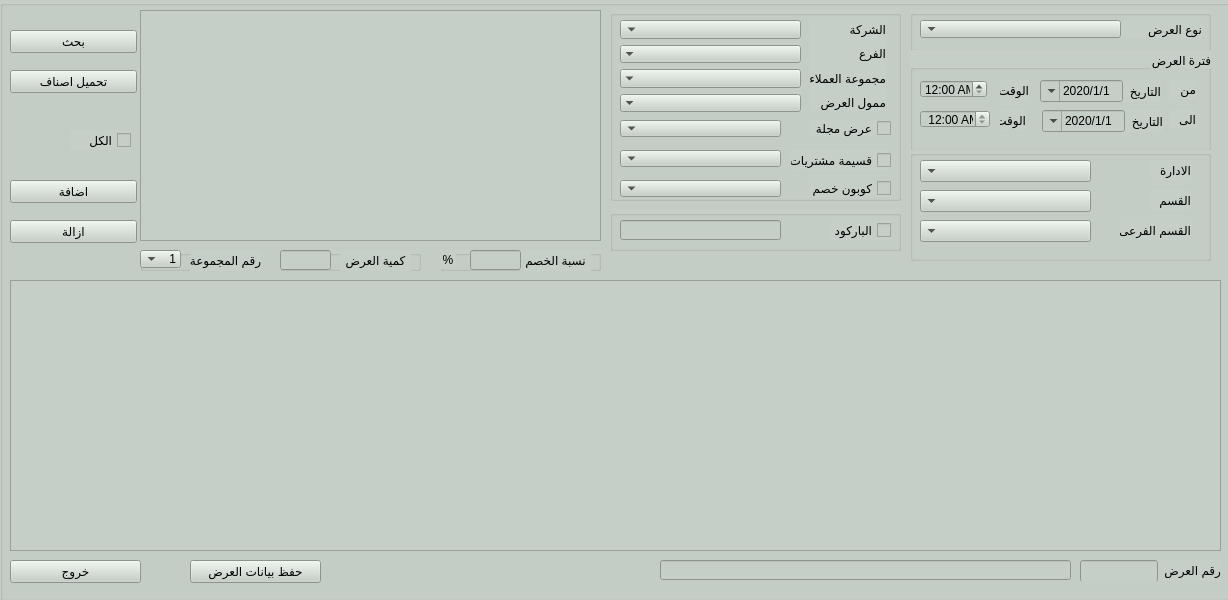
Above: presentation/promotion_ui/Promotion_create.ui from shymaa123456/HyperPOS2020 before the change. Below: the same form after it.
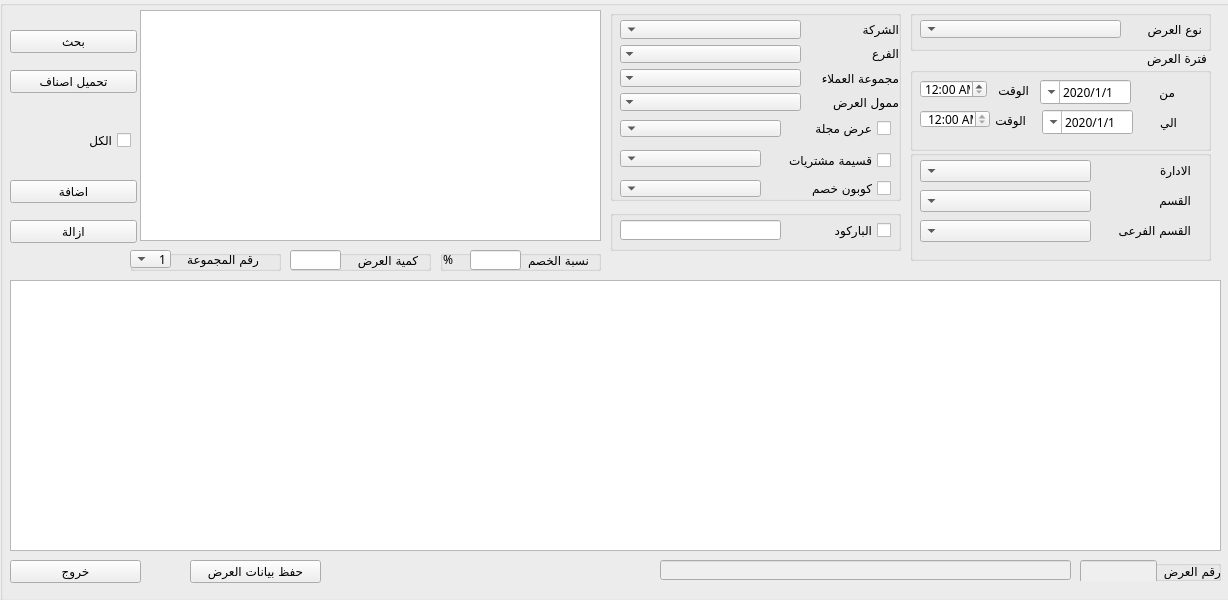
That is the form after the change.

Diff of the .ui file:
```diff
--- a/presentation/promotion_ui/Promotion_create.ui
+++ b/presentation/promotion_ui/Promotion_create.ui
@@ -40,6 +40,12 @@
      <height>2</height>
     </rect>
    </property>
+   <property name="font">
+    <font>
+     <family>29LT Bukra Regular</family>
+     <pointsize>9</pointsize>
+    </font>
+   </property>
    <layout class="QGridLayout" name="gridLayout_2"/>
   </widget>
   <widget class="QGroupBox" name="groupBox">
@@ -53,7 +59,8 @@
    </property>
    <property name="font">
     <font>
-     <pointsize>10</pointsize>
+     <family>29LT Bukra Regular</family>
+     <pointsize>9</pointsize>
      <weight>50</weight>
      <bold>false</bold>
     </font>
@@ -62,9 +69,7 @@
     <enum>Qt::RightToLeft</enum>
    </property>
    <property name="styleSheet">
-    <string notr="true">
-                    background-color: rgb(198, 207, 199);
-                </string>
+    <string notr="true"/>
    </property>
    <property name="title">
     <string/>
@@ -78,6 +83,14 @@
       <height>191</height>
      </rect>
     </property>
+    <property name="font">
+     <font>
+      <family>29LT Bukra Regular</family>
+      <pointsize>9</pointsize>
+      <weight>50</weight>
+      <bold>false</bold>
+     </font>
+    </property>
     <property name="title">
      <string/>
     </property>
@@ -87,12 +100,28 @@
        <x>10</x>
        <y>10</y>
        <width>181</width>
-       <height>92</height>
+       <height>91</height>
       </rect>
      </property>
+     <property name="font">
+      <font>
+       <family>29LT Bukra Regular</family>
+       <pointsize>9</pointsize>
+       <weight>50</weight>
+       <bold>false</bold>
+      </font>
+     </property>
      <layout class="QVBoxLayout" name="verticalLayout_3">
       <item>
        <widget class="QComboBox" name="Qcombo_company">
+        <property name="font">
+         <font>
+          <family>29LT Bukra Regular</family>
+          <pointsize>9</pointsize>
+          <weight>50</weight>
+          <bold>false</bold>
+         </font>
+        </property>
         <property name="layoutDirection">
          <enum>Qt::RightToLeft</enum>
         </property>
@@ -100,6 +129,14 @@
       </item>
       <item>
        <widget class="QComboBox" name="Qcombo_branch">
+        <property name="font">
+         <font>
+          <family>29LT Bukra Regular</family>
+          <pointsize>9</pointsize>
+          <weight>50</weight>
+          <bold>false</bold>
+         </font>
+        </property>
         <property name="frame">
          <bool>false</bool>
         </property>
@@ -107,6 +144,14 @@
       </item>
       <item>
        <widget class="QComboBox" name="Qcombo_cust_group">
+        <property name="font">
+         <font>
+          <family>29LT Bukra Regular</family>
+          <pointsize>9</pointsize>
+          <weight>50</weight>
+          <bold>false</bold>
+         </font>
+        </property>
         <property name="frame">
          <bool>false</bool>
         </property>
@@ -114,6 +159,14 @@
       </item>
       <item>
        <widget class="QComboBox" name="Qcombo_sponsor">
+        <property name="font">
+         <font>
+          <family>29LT Bukra Regular</family>
+          <pointsize>9</pointsize>
+          <weight>50</weight>
+          <bold>false</bold>
+         </font>
+        </property>
         <property name="frame">
          <bool>false</bool>
         </property>
@@ -124,15 +177,31 @@
     <widget class="QWidget" name="layoutWidget">
      <property name="geometry">
       <rect>
-       <x>200</x>
+       <x>190</x>
        <y>10</y>
-       <width>76</width>
+       <width>99</width>
        <height>91</height>
       </rect>
      </property>
+     <property name="font">
+      <font>
+       <family>29LT Bukra Regular</family>
+       <pointsize>9</pointsize>
+       <weight>50</weight>
+       <bold>false</bold>
+      </font>
+     </property>
      <layout class="QVBoxLayout" name="verticalLayout_2">
       <item>
        <widget class="QLabel" name="label_4">
+        <property name="font">
+         <font>
+          <family>29LT Bukra Regular</family>
+          <pointsize>9</pointsize>
+          <weight>50</weight>
+          <bold>false</bold>
+         </font>
+        </property>
         <property name="text">
          <string>الشركة</string>
         </property>
@@ -140,6 +209,14 @@
       </item>
       <item>
        <widget class="QLabel" name="label_11">
+        <property name="font">
+         <font>
+          <family>29LT Bukra Regular</family>
+          <pointsize>9</pointsize>
+          <weight>50</weight>
+          <bold>false</bold>
+         </font>
+        </property>
         <property name="text">
          <string>الفرع</string>
         </property>
@@ -147,6 +224,14 @@
       </item>
       <item>
        <widget class="QLabel" name="label_5">
+        <property name="font">
+         <font>
+          <family>29LT Bukra Regular</family>
+          <pointsize>9</pointsize>
+          <weight>50</weight>
+          <bold>false</bold>
+         </font>
+        </property>
         <property name="text">
          <string>مجموعة العملاء</string>
         </property>
@@ -154,6 +239,14 @@
       </item>
       <item>
        <widget class="QLabel" name="label_6">
+        <property name="font">
+         <font>
+          <family>29LT Bukra Regular</family>
+          <pointsize>9</pointsize>
+          <weight>50</weight>
+          <bold>false</bold>
+         </font>
+        </property>
         <property name="text">
          <string>ممول العرض</string>
         </property>
@@ -170,6 +263,14 @@
        <height>17</height>
       </rect>
      </property>
+     <property name="font">
+      <font>
+       <family>29LT Bukra Regular</family>
+       <pointsize>9</pointsize>
+       <weight>50</weight>
+       <bold>false</bold>
+      </font>
+     </property>
      <property name="layoutDirection">
       <enum>Qt::RightToLeft</enum>
      </property>
@@ -186,16 +287,32 @@
        <height>17</height>
       </rect>
      </property>
+     <property name="font">
+      <font>
+       <family>29LT Bukra Regular</family>
+       <pointsize>9</pointsize>
+       <weight>50</weight>
+       <bold>false</bold>
+      </font>
+     </property>
     </widget>
     <widget class="QCheckBox" name="QcheckBox_magazine_3">
      <property name="geometry">
       <rect>
-       <x>180</x>
+       <x>160</x>
        <y>140</y>
-       <width>101</width>
+       <width>121</width>
        <height>20</height>
       </rect>
      </property>
+     <property name="font">
+      <font>
+       <family>29LT Bukra Regular</family>
+       <pointsize>9</pointsize>
+       <weight>50</weight>
+       <bold>false</bold>
+      </font>
+     </property>
      <property name="layoutDirection">
       <enum>Qt::RightToLeft</enum>
      </property>
@@ -208,10 +325,18 @@
       <rect>
        <x>10</x>
        <y>140</y>
-       <width>161</width>
+       <width>141</width>
        <height>17</height>
       </rect>
      </property>
+     <property name="font">
+      <font>
+       <family>29LT Bukra Regular</family>
+       <pointsize>9</pointsize>
+       <weight>50</weight>
+       <bold>false</bold>
+      </font>
+     </property>
     </widget>
     <widget class="QCheckBox" name="QcheckBox_magazine_4">
      <property name="geometry">
@@ -222,6 +347,14 @@
        <height>17</height>
       </rect>
      </property>
+     <property name="font">
+      <font>
+       <family>29LT Bukra Regular</family>
+       <pointsize>9</pointsize>
+       <weight>50</weight>
+       <bold>false</bold>
+      </font>
+     </property>
      <property name="layoutDirection">
       <enum>Qt::RightToLeft</enum>
      </property>
@@ -234,10 +367,18 @@
       <rect>
        <x>10</x>
        <y>170</y>
-       <width>161</width>
+       <width>141</width>
        <height>17</height>
       </rect>
      </property>
+     <property name="font">
+      <font>
+       <family>29LT Bukra Regular</family>
+       <pointsize>9</pointsize>
+       <weight>50</weight>
+       <bold>false</bold>
+      </font>
+     </property>
     </widget>
    </widget>
    <widget class="QGroupBox" name="groupBox_4">
@@ -249,6 +390,14 @@
       <height>41</height>
      </rect>
     </property>
+    <property name="font">
+     <font>
+      <family>29LT Bukra Regular</family>
+      <pointsize>9</pointsize>
+      <weight>50</weight>
+      <bold>false</bold>
+     </font>
+    </property>
     <property name="layoutDirection">
      <enum>Qt::RightToLeft</enum>
     </property>
@@ -264,6 +413,14 @@
        <height>18</height>
       </rect>
      </property>
+     <property name="font">
+      <font>
+       <family>29LT Bukra Regular</family>
+       <pointsize>9</pointsize>
+       <weight>50</weight>
+       <bold>false</bold>
+      </font>
+     </property>
      <property name="text">
       <string>نوع العرض</string>
      </property>
@@ -277,6 +434,14 @@
        <height>18</height>
       </rect>
      </property>
+     <property name="font">
+      <font>
+       <family>29LT Bukra Regular</family>
+       <pointsize>9</pointsize>
+       <weight>50</weight>
+       <bold>false</bold>
+      </font>
+     </property>
      <property name="layoutDirection">
       <enum>Qt::RightToLeft</enum>
      </property>
@@ -294,6 +459,14 @@
       <height>101</height>
      </rect>
     </property>
+    <property name="font">
+     <font>
+      <family>29LT Bukra Regular</family>
+      <pointsize>9</pointsize>
+      <weight>50</weight>
+      <bold>false</bold>
+     </font>
+    </property>
     <property name="layoutDirection">
      <enum>Qt::RightToLeft</enum>
     </property>
@@ -305,20 +478,44 @@
       <rect>
        <x>130</x>
        <y>30</y>
-       <width>121</width>
-       <height>22</height>
+       <width>135</width>
+       <height>24</height>
       </rect>
      </property>
+     <property name="font">
+      <font>
+       <family>29LT Bukra Regular</family>
+       <pointsize>9</pointsize>
+       <weight>50</weight>
+       <bold>false</bold>
+      </font>
+     </property>
      <layout class="QHBoxLayout" name="horizontalLayout">
       <item>
        <widget class="QLabel" name="label_3">
+        <property name="font">
+         <font>
+          <family>29LT Bukra Regular</family>
+          <pointsize>9</pointsize>
+          <weight>50</weight>
+          <bold>false</bold>
+         </font>
+        </property>
         <property name="text">
-         <string>التاريخ</string>
+         <string>من</string>
         </property>
        </widget>
       </item>
       <item>
        <widget class="QDateTimeEdit" name="Qdate_from">
+        <property name="font">
+         <font>
+          <family>29LT Bukra Regular</family>
+          <pointsize>9</pointsize>
+          <weight>50</weight>
+          <bold>false</bold>
+         </font>
+        </property>
         <property name="layoutDirection">
          <enum>Qt::RightToLeft</enum>
         </property>
@@ -342,51 +539,49 @@
       </item>
      </layout>
     </widget>
-    <widget class="QLabel" name="label_9">
-     <property name="geometry">
-      <rect>
-       <x>260</x>
-       <y>30</y>
-       <width>26</width>
-       <height>19</height>
-      </rect>
-     </property>
-     <property name="text">
-      <string>من</string>
-     </property>
-    </widget>
-    <widget class="QLabel" name="label_10">
-     <property name="geometry">
-      <rect>
-       <x>260</x>
-       <y>60</y>
-       <width>26</width>
-       <height>19</height>
-      </rect>
-     </property>
-     <property name="text">
-      <string>الى</string>
-     </property>
-    </widget>
     <widget class="QWidget" name="layoutWidget_2">
      <property name="geometry">
       <rect>
        <x>132</x>
        <y>60</y>
-       <width>121</width>
-       <height>22</height>
+       <width>135</width>
+       <height>24</height>
       </rect>
      </property>
+     <property name="font">
+      <font>
+       <family>29LT Bukra Regular</family>
+       <pointsize>9</pointsize>
+       <weight>50</weight>
+       <bold>false</bold>
+      </font>
+     </property>
      <layout class="QHBoxLayout" name="horizontalLayout_2">
       <item>
        <widget class="QLabel" name="label_8">
+        <property name="font">
+         <font>
+          <family>29LT Bukra Regular</family>
+          <pointsize>9</pointsize>
+          <weight>50</weight>
+          <bold>false</bold>
+         </font>
+        </property>
         <property name="text">
-         <string>التاريخ</string>
+         <string>الي</string>
         </property>
        </widget>
       </item>
       <item>
        <widget class="QDateTimeEdit" name="Qdate_to">
+        <property name="font">
+         <font>
+          <family>29LT Bukra Regular</family>
+          <pointsize>9</pointsize>
+          <weight>50</weight>
+          <bold>false</bold>
+         </font>
+        </property>
         <property name="minimumDateTime">
          <datetime>
           <hour>0</hour>
@@ -416,6 +611,14 @@
        <height>18</height>
       </rect>
      </property>
+     <property name="font">
+      <font>
+       <family>29LT Bukra Regular</family>
+       <pointsize>9</pointsize>
+       <weight>50</weight>
+       <bold>false</bold>
+      </font>
+     </property>
      <property name="tabletTracking">
       <bool>true</bool>
      </property>
@@ -435,12 +638,20 @@
     <widget class="QLabel" name="label_7">
      <property name="geometry">
       <rect>
-       <x>90</x>
+       <x>75</x>
        <y>60</y>
-       <width>26</width>
+       <width>41</width>
        <height>20</height>
       </rect>
      </property>
+     <property name="font">
+      <font>
+       <family>29LT Bukra Regular</family>
+       <pointsize>9</pointsize>
+       <weight>50</weight>
+       <bold>false</bold>
+      </font>
+     </property>
      <property name="text">
       <string>الوقت</string>
      </property>
@@ -448,12 +659,20 @@
     <widget class="QLabel" name="label_2">
      <property name="geometry">
       <rect>
-       <x>90</x>
+       <x>78</x>
        <y>30</y>
-       <width>29</width>
+       <width>41</width>
        <height>20</height>
       </rect>
      </property>
+     <property name="font">
+      <font>
+       <family>29LT Bukra Regular</family>
+       <pointsize>9</pointsize>
+       <weight>50</weight>
+       <bold>false</bold>
+      </font>
+     </property>
      <property name="text">
       <string>الوقت</string>
      </property>
@@ -467,6 +686,14 @@
        <height>18</height>
       </rect>
      </property>
+     <property name="font">
+      <font>
+       <family>29LT Bukra Regular</family>
+       <pointsize>9</pointsize>
+       <weight>50</weight>
+       <bold>false</bold>
+      </font>
+     </property>
      <property name="layoutDirection">
       <enum>Qt::LeftToRight</enum>
      </property>
@@ -490,6 +717,14 @@
       <height>21</height>
      </rect>
     </property>
+    <property name="font">
+     <font>
+      <family>29LT Bukra Regular</family>
+      <pointsize>9</pointsize>
+      <weight>50</weight>
+      <bold>false</bold>
+     </font>
+    </property>
     <property name="layoutDirection">
      <enum>Qt::RightToLeft</enum>
     </property>
@@ -502,12 +737,28 @@
        <x>0</x>
        <y>0</y>
        <width>141</width>
-       <height>22</height>
+       <height>24</height>
       </rect>
      </property>
+     <property name="font">
+      <font>
+       <family>29LT Bukra Regular</family>
+       <pointsize>9</pointsize>
+       <weight>50</weight>
+       <bold>false</bold>
+      </font>
+     </property>
      <layout class="QHBoxLayout" name="horizontalLayout_3">
       <item alignment="Qt::AlignVCenter">
        <widget class="QLabel" name="label_12">
+        <property name="font">
+         <font>
+          <family>29LT Bukra Regular</family>
+          <pointsize>9</pointsize>
+          <weight>50</weight>
+          <bold>false</bold>
+         </font>
+        </property>
         <property name="text">
          <string>رقم العرض</string>
         </property>
@@ -518,6 +769,14 @@
         <property name="enabled">
          <bool>false</bool>
         </property>
+        <property name="font">
+         <font>
+          <family>29LT Bukra Regular</family>
+          <pointsize>9</pointsize>
+          <weight>50</weight>
+          <bold>false</bold>
+         </font>
+        </property>
        </widget>
       </item>
      </layout>
@@ -532,6 +791,14 @@
       <height>111</height>
      </rect>
     </property>
+    <property name="font">
+     <font>
+      <family>29LT Bukra Regular</family>
+      <pointsize>9</pointsize>
+      <weight>50</weight>
+      <bold>false</bold>
+     </font>
+    </property>
     <property name="title">
      <string/>
     </property>
@@ -544,6 +811,14 @@
        <height>22</height>
       </rect>
      </property>
+     <property name="font">
+      <font>
+       <family>29LT Bukra Regular</family>
+       <pointsize>9</pointsize>
+       <weight>50</weight>
+       <bold>false</bold>
+      </font>
+     </property>
     </widget>
     <widget class="QLabel" name="label_13">
      <property name="geometry">
@@ -554,6 +829,14 @@
        <height>20</height>
       </rect>
      </property>
+     <property name="font">
+      <font>
+       <family>29LT Bukra Regular</family>
+       <pointsize>9</pointsize>
+       <weight>50</weight>
+       <bold>false</bold>
+      </font>
+     </property>
      <property name="text">
       <string>الادارة</string>
      </property>
@@ -567,6 +850,14 @@
        <height>20</height>
       </rect>
      </property>
+     <property name="font">
+      <font>
+       <family>29LT Bukra Regular</family>
+       <pointsize>9</pointsize>
+       <weight>50</weight>
+       <bold>false</bold>
+      </font>
+     </property>
      <property name="text">
       <string>القسم</string>
      </property>
@@ -580,6 +871,14 @@
        <height>22</height>
       </rect>
      </property>
+     <property name="font">
+      <font>
+       <family>29LT Bukra Regular</family>
+       <pointsize>9</pointsize>
+       <weight>50</weight>
+       <bold>false</bold>
+      </font>
+     </property>
     </widget>
     <widget class="QComboBox" name="Qcombo_classification">
      <property name="geometry">
@@ -590,16 +889,32 @@
        <height>22</height>
       </rect>
      </property>
+     <property name="font">
+      <font>
+       <family>29LT Bukra Regular</family>
+       <pointsize>9</pointsize>
+       <weight>50</weight>
+       <bold>false</bold>
+      </font>
+     </property>
     </widget>
     <widget class="QLabel" name="label_15">
      <property name="geometry">
       <rect>
-       <x>210</x>
+       <x>190</x>
        <y>70</y>
-       <width>71</width>
+       <width>91</width>
        <height>20</height>
       </rect>
      </property>
+     <property name="font">
+      <font>
+       <family>29LT Bukra Regular</family>
+       <pointsize>9</pointsize>
+       <weight>50</weight>
+       <bold>false</bold>
+      </font>
+     </property>
      <property name="text">
       <string>القسم الفرعى</string>
      </property>
@@ -614,6 +929,14 @@
       <height>41</height>
      </rect>
     </property>
+    <property name="font">
+     <font>
+      <family>29LT Bukra Regular</family>
+      <pointsize>9</pointsize>
+      <weight>50</weight>
+      <bold>false</bold>
+     </font>
+    </property>
     <property name="title">
      <string/>
     </property>
@@ -629,6 +952,14 @@
        <height>20</height>
       </rect>
      </property>
+     <property name="font">
+      <font>
+       <family>29LT Bukra Regular</family>
+       <pointsize>9</pointsize>
+       <weight>50</weight>
+       <bold>false</bold>
+      </font>
+     </property>
      <property name="text">
       <string/>
      </property>
@@ -648,6 +979,14 @@
        <height>20</height>
       </rect>
      </property>
+     <property name="font">
+      <font>
+       <family>29LT Bukra Regular</family>
+       <pointsize>9</pointsize>
+       <weight>50</weight>
+       <bold>false</bold>
+      </font>
+     </property>
      <property name="layoutDirection">
       <enum>Qt::RightToLeft</enum>
      </property>
@@ -665,6 +1004,14 @@
       <height>231</height>
      </rect>
     </property>
+    <property name="font">
+     <font>
+      <family>29LT Bukra Regular</family>
+      <pointsize>9</pointsize>
+      <weight>50</weight>
+      <bold>false</bold>
+     </font>
+    </property>
     <property name="sizeAdjustPolicy">
      <enum>QAbstractScrollArea::AdjustToContents</enum>
     </property>
@@ -693,6 +1040,14 @@
       <height>23</height>
      </rect>
     </property>
+    <property name="font">
+     <font>
+      <family>29LT Bukra Regular</family>
+      <pointsize>9</pointsize>
+      <weight>50</weight>
+      <bold>false</bold>
+     </font>
+    </property>
     <property name="text">
      <string>بحث</string>
     </property>
@@ -706,6 +1061,14 @@
       <height>23</height>
      </rect>
     </property>
+    <property name="font">
+     <font>
+      <family>29LT Bukra Regular</family>
+      <pointsize>9</pointsize>
+      <weight>50</weight>
+      <bold>false</bold>
+     </font>
+    </property>
     <property name="text">
      <string>اضافة</string>
     </property>
@@ -719,6 +1082,14 @@
       <height>23</height>
      </rect>
     </property>
+    <property name="font">
+     <font>
+      <family>29LT Bukra Regular</family>
+      <pointsize>9</pointsize>
+      <weight>50</weight>
+      <bold>false</bold>
+     </font>
+    </property>
     <property name="text">
      <string>تحميل اصناف</string>
     </property>
@@ -732,6 +1103,14 @@
       <height>23</height>
      </rect>
     </property>
+    <property name="font">
+     <font>
+      <family>29LT Bukra Regular</family>
+      <pointsize>9</pointsize>
+      <weight>50</weight>
+      <bold>false</bold>
+     </font>
+    </property>
     <property name="text">
      <string>حفظ بيانات العرض</string>
     </property>
@@ -745,6 +1124,14 @@
       <height>23</height>
      </rect>
     </property>
+    <property name="font">
+     <font>
+      <family>29LT Bukra Regular</family>
+      <pointsize>9</pointsize>
+      <weight>50</weight>
+      <bold>false</bold>
+     </font>
+    </property>
     <property name="text">
      <string>خروج</string>
     </property>
@@ -758,9 +1145,25 @@
       <height>271</height>
      </rect>
     </property>
+    <property name="font">
+     <font>
+      <family>29LT Bukra Regular</family>
+      <pointsize>9</pointsize>
+      <weight>50</weight>
+      <bold>false</bold>
+     </font>
+    </property>
     <layout class="QGridLayout" name="gridLayout_7">
      <item row="0" column="0">
       <widget class="QTableWidget" name="Qtable_promotion">
+       <property name="font">
+        <font>
+         <family>29LT Bukra Regular</family>
+         <pointsize>9</pointsize>
+         <weight>50</weight>
+         <bold>false</bold>
+        </font>
+       </property>
        <property name="sizeAdjustPolicy">
         <enum>QAbstractScrollArea::AdjustToContents</enum>
        </property>
@@ -780,12 +1183,20 @@
    <widget class="QGroupBox" name="groupBox_8">
     <property name="geometry">
      <rect>
-      <x>140</x>
+      <x>130</x>
       <y>250</y>
-      <width>121</width>
+      <width>151</width>
       <height>21</height>
      </rect>
     </property>
+    <property name="font">
+     <font>
+      <family>29LT Bukra Regular</family>
+      <pointsize>9</pointsize>
+      <weight>50</weight>
+      <bold>false</bold>
+     </font>
+    </property>
     <property name="layoutDirection">
      <enum>Qt::RightToLeft</enum>
     </property>
@@ -797,22 +1208,19 @@
       <rect>
        <x>50</x>
        <y>0</y>
-       <width>71</width>
+       <width>88</width>
        <height>21</height>
       </rect>
      </property>
-     <layout class="QVBoxLayout" name="verticalLayout">
-      <item>
-       <widget class="QLabel" name="label_16">
-        <property name="text">
-         <string>رقم المجموعة</string>
-        </property>
-        <property name="alignment">
-         <set>Qt::AlignCenter</set>
-        </property>
-       </widget>
-      </item>
-     </layout>
+     <property name="font">
+      <font>
+       <family>29LT Bukra Regular</family>
+       <pointsize>9</pointsize>
+       <weight>50</weight>
+       <bold>false</bold>
+      </font>
+     </property>
+     <layout class="QVBoxLayout" name="verticalLayout"/>
     </widget>
     <widget class="QComboBox" name="Qcombo_magazine_4">
      <property name="geometry">
@@ -823,6 +1231,14 @@
        <height>18</height>
       </rect>
      </property>
+     <property name="font">
+      <font>
+       <family>29LT Bukra Regular</family>
+       <pointsize>9</pointsize>
+       <weight>50</weight>
+       <bold>false</bold>
+      </font>
+     </property>
      <item>
       <property name="text">
        <string>1</string>
@@ -849,6 +1265,30 @@
       </property>
      </item>
     </widget>
+    <widget class="QLabel" name="label_16">
+     <property name="geometry">
+      <rect>
+       <x>50</x>
+       <y>0</y>
+       <width>86</width>
+       <height>19</height>
+      </rect>
+     </property>
+     <property name="font">
+      <font>
+       <family>29LT Bukra Regular</family>
+       <pointsize>9</pointsize>
+       <weight>50</weight>
+       <bold>false</bold>
+      </font>
+     </property>
+     <property name="text">
+      <string>رقم المجموعة</string>
+     </property>
+     <property name="alignment">
+      <set>Qt::AlignCenter</set>
+     </property>
+    </widget>
    </widget>
    <widget class="QPushButton" name="Qbtn_remove">
     <property name="geometry">
@@ -859,6 +1299,14 @@
       <height>23</height>
      </rect>
     </property>
+    <property name="font">
+     <font>
+      <family>29LT Bukra Regular</family>
+      <pointsize>9</pointsize>
+      <weight>50</weight>
+      <bold>false</bold>
+     </font>
+    </property>
     <property name="text">
      <string>ازالة</string>
     </property>
@@ -872,6 +1320,14 @@
       <height>21</height>
      </rect>
     </property>
+    <property name="font">
+     <font>
+      <family>29LT Bukra Regular</family>
+      <pointsize>9</pointsize>
+      <weight>50</weight>
+      <bold>false</bold>
+     </font>
+    </property>
     <property name="layoutDirection">
      <enum>Qt::RightToLeft</enum>
     </property>
@@ -883,13 +1339,29 @@
       <rect>
        <x>80</x>
        <y>0</y>
-       <width>71</width>
+       <width>77</width>
        <height>21</height>
       </rect>
      </property>
+     <property name="font">
+      <font>
+       <family>29LT Bukra Regular</family>
+       <pointsize>9</pointsize>
+       <weight>50</weight>
+       <bold>false</bold>
+      </font>
+     </property>
      <layout class="QVBoxLayout" name="verticalLayout_4">
       <item>
        <widget class="QLabel" name="label_17">
+        <property name="font">
+         <font>
+          <family>29LT Bukra Regular</family>
+          <pointsize>9</pointsize>
+          <weight>50</weight>
+          <bold>false</bold>
+         </font>
+        </property>
         <property name="text">
          <string>نسبة الخصم</string>
         </property>
@@ -912,6 +1384,14 @@
        <height>20</height>
       </rect>
      </property>
+     <property name="font">
+      <font>
+       <family>29LT Bukra Regular</family>
+       <pointsize>9</pointsize>
+       <weight>50</weight>
+       <bold>false</bold>
+      </font>
+     </property>
      <property name="alignment">
       <set>Qt::AlignCenter</set>
      </property>
@@ -925,6 +1405,14 @@
        <height>19</height>
       </rect>
      </property>
+     <property name="font">
+      <font>
+       <family>29LT Bukra Regular</family>
+       <pointsize>9</pointsize>
+       <weight>50</weight>
+       <bold>false</bold>
+      </font>
+     </property>
      <property name="text">
       <string>%</string>
      </property>
@@ -936,12 +1424,20 @@
    <widget class="QGroupBox" name="groupBox_10">
     <property name="geometry">
      <rect>
-      <x>280</x>
+      <x>290</x>
       <y>250</y>
       <width>141</width>
       <height>21</height>
      </rect>
     </property>
+    <property name="font">
+     <font>
+      <family>29LT Bukra Regular</family>
+      <pointsize>9</pointsize>
+      <weight>50</weight>
+      <bold>false</bold>
+     </font>
+    </property>
     <property name="layoutDirection">
      <enum>Qt::RightToLeft</enum>
     </property>
@@ -953,13 +1449,29 @@
       <rect>
        <x>60</x>
        <y>0</y>
-       <width>71</width>
+       <width>76</width>
        <height>21</height>
       </rect>
      </property>
+     <property name="font">
+      <font>
+       <family>29LT Bukra Regular</family>
+       <pointsize>9</pointsize>
+       <weight>50</weight>
+       <bold>false</bold>
+      </font>
+     </property>
      <layout class="QVBoxLayout" name="verticalLayout_5">
       <item>
        <widget class="QLabel" name="label_19">
+        <property name="font">
+         <font>
+          <family>29LT Bukra Regular</family>
+          <pointsize>9</pointsize>
+          <weight>50</weight>
+          <bold>false</bold>
+         </font>
+        </property>
         <property name="text">
          <string>كمية العرض</string>
         </property>
@@ -982,6 +1494,14 @@
        <height>20</height>
       </rect>
      </property>
+     <property name="font">
+      <font>
+       <family>29LT Bukra Regular</family>
+       <pointsize>9</pointsize>
+       <weight>50</weight>
+       <bold>false</bold>
+      </font>
+     </property>
      <property name="alignment">
       <set>Qt::AlignCenter</set>
      </property>
@@ -996,6 +1516,14 @@
       <height>20</height>
      </rect>
     </property>
+    <property name="font">
+     <font>
+      <family>29LT Bukra Regular</family>
+      <pointsize>9</pointsize>
+      <weight>50</weight>
+      <bold>false</bold>
+     </font>
+    </property>
     <property name="layoutDirection">
      <enum>Qt::RightToLeft</enum>
     </property>
@@ -1015,6 +1543,14 @@
       <height>20</height>
      </rect>
     </property>
+    <property name="font">
+     <font>
+      <family>29LT Bukra Regular</family>
+      <pointsize>9</pointsize>
+      <weight>50</weight>
+      <bold>false</bold>
+     </font>
+    </property>
     <property name="alignment">
      <set>Qt::AlignCenter</set>
     </property>
```
